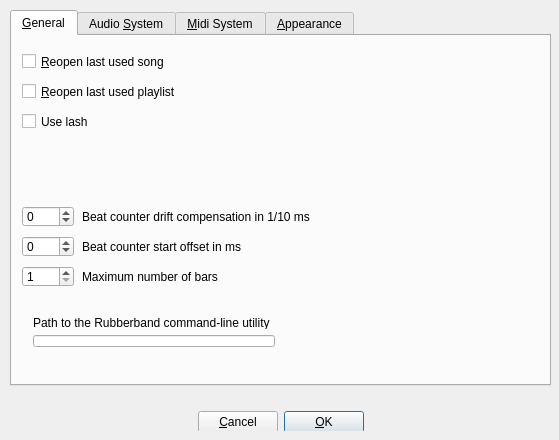
Old version of the form src/gui/src/UI/PreferencesDialog_UI.ui in the repository hydrogen-music/hydrogen.
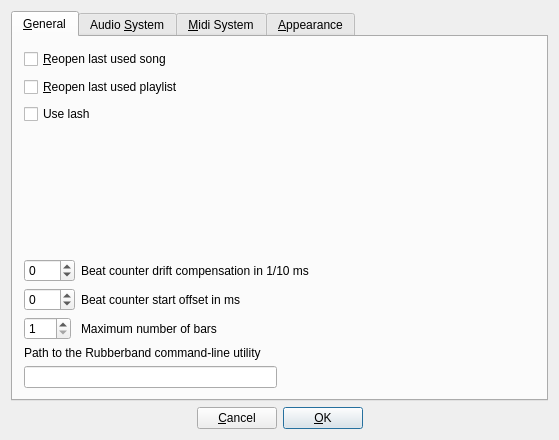
New version of the form. Custom widgets are drawn as their Qt base class.

Commit message: Preferences dialog can now be resized correctly. Added correct layouts and removed size restrictions on widgets.

```diff
--- a/src/gui/src/UI/PreferencesDialog_UI.ui
+++ b/src/gui/src/UI/PreferencesDialog_UI.ui
@@ -13,109 +13,9 @@
   <property name="windowTitle">
    <string>Form1</string>
   </property>
-  <widget class="QWidget" name="Layout33">
-   <property name="geometry">
-    <rect>
-     <x>10</x>
-     <y>400</y>
-     <width>541</width>
-     <height>31</height>
-    </rect>
-   </property>
-   <layout class="QHBoxLayout">
+  <layout class="QVBoxLayout" name="verticalLayout_4">
     <item>
-     <spacer>
-      <property name="orientation">
-       <enum>Qt::Horizontal</enum>
-      </property>
-      <property name="sizeType">
-       <enum>QSizePolicy::Expanding</enum>
-      </property>
-      <property name="sizeHint" stdset="0">
-       <size>
-        <width>184</width>
-        <height>16</height>
-       </size>
-      </property>
-     </spacer>
-    </item>
-    <item>
-     <widget class="QPushButton" name="cancelBtn">
-      <property name="sizePolicy">
-       <sizepolicy hsizetype="Preferred" vsizetype="Preferred">
-        <horstretch>0</horstretch>
-        <verstretch>0</verstretch>
-       </sizepolicy>
-      </property>
-      <property name="minimumSize">
-       <size>
-        <width>0</width>
-        <height>22</height>
-       </size>
-      </property>
-      <property name="text">
-       <string>&amp;Cancel</string>
-      </property>
-      <property name="shortcut">
-       <string>Alt+C</string>
-      </property>
-     </widget>
-    </item>
-    <item>
-     <widget class="QPushButton" name="okBtn">
-      <property name="sizePolicy">
-       <sizepolicy hsizetype="Preferred" vsizetype="Preferred">
-        <horstretch>0</horstretch>
-        <verstretch>0</verstretch>
-       </sizepolicy>
-      </property>
-      <property name="minimumSize">
-       <size>
-        <width>0</width>
-        <height>22</height>
-       </size>
-      </property>
-      <property name="text">
-       <string>&amp;OK</string>
-      </property>
-      <property name="shortcut">
-       <string>Alt+O</string>
-      </property>
-      <property name="default">
-       <bool>true</bool>
-      </property>
-      <property name="flat">
-       <bool>false</bool>
-      </property>
-     </widget>
-    </item>
-    <item>
-     <spacer>
-      <property name="orientation">
-       <enum>Qt::Horizontal</enum>
-      </property>
-      <property name="sizeType">
-       <enum>QSizePolicy::Expanding</enum>
-      </property>
-      <property name="sizeHint" stdset="0">
-       <size>
-        <width>183</width>
-        <height>16</height>
-       </size>
-      </property>
-     </spacer>
-    </item>
-   </layout>
-  </widget>
   <widget class="QTabWidget" name="TabWidget2">
-   <property name="geometry">
-    <rect>
-     <x>10</x>
-     <y>10</y>
-     <width>541</width>
-     <height>376</height>
-    </rect>
-   </property>
    <property name="sizePolicy">
     <sizepolicy hsizetype="Expanding" vsizetype="Expanding">
      <horstretch>0</horstretch>
@@ -135,15 +35,9 @@
     <attribute name="title">
      <string>&amp;General</string>
     </attribute>
+      <layout class="QVBoxLayout" name="verticalLayout_3">
+       <item>
     <widget class="QCheckBox" name="restoreLastUsedSongCheckbox">
-     <property name="geometry">
-      <rect>
-       <x>10</x>
-       <y>10</y>
-       <width>511</width>
-       <height>31</height>
-      </rect>
-     </property>
      <property name="minimumSize">
       <size>
        <width>0</width>
@@ -157,28 +51,47 @@
       <string>Alt+R</string>
      </property>
     </widget>
+       </item>
+       <item>
+        <widget class="QCheckBox" name="restoreLastUsedPlaylistCheckbox">
+         <property name="minimumSize">
+          <size>
+           <width>0</width>
+           <height>22</height>
+          </size>
+         </property>
+         <property name="text">
+          <string>&amp;Reopen last used playlist</string>
+         </property>
+         <property name="shortcut">
+          <string>Alt+R</string>
+         </property>
+        </widget>
+       </item>
+       <item>
     <widget class="QCheckBox" name="useLashCheckbox">
-     <property name="geometry">
-      <rect>
-       <x>10</x>
-       <y>70</y>
-       <width>511</width>
-       <height>31</height>
-      </rect>
-     </property>
      <property name="text">
       <string>Use lash</string>
      </property>
     </widget>
+       </item>
+       <item>
+        <spacer name="verticalSpacer_3">
+         <property name="orientation">
+          <enum>Qt::Vertical</enum>
+         </property>
+         <property name="sizeHint" stdset="0">
+          <size>
+           <width>20</width>
+           <height>114</height>
+          </size>
+         </property>
+        </spacer>
+       </item>
+       <item>
+        <layout class="QFormLayout" name="formLayout">
+         <item row="0" column="0">
     <widget class="QSpinBox" name="sBcountOffset">
-     <property name="geometry">
-      <rect>
-       <x>10</x>
-       <y>170</y>
-       <width>52</width>
-       <height>21</height>
-      </rect>
-     </property>
      <property name="toolTip">
       <string>first step, adjust timing mismatch between controller/keyboard trigger latency and computed bpm</string>
      </property>
@@ -189,28 +102,16 @@
       <number>200</number>
      </property>
     </widget>
+         </item>
+         <item row="0" column="1">
     <widget class="QLabel" name="bClabel_2">
-     <property name="geometry">
-      <rect>
-       <x>70</x>
-       <y>170</y>
-       <width>451</width>
-       <height>21</height>
-      </rect>
-     </property>
      <property name="text">
       <string>Beat counter drift compensation in 1/10 ms   </string>
      </property>
     </widget>
+         </item>
+         <item row="1" column="0">
     <widget class="QSpinBox" name="sBstartOffset">
-     <property name="geometry">
-      <rect>
-       <x>10</x>
-       <y>200</y>
-       <width>52</width>
-       <height>21</height>
-      </rect>
-     </property>
      <property name="toolTip">
       <string>second step, adjust offset between last controller/keybord trigger and the deferred sequencer startup </string>
      </property>
@@ -221,28 +122,37 @@
       <number>500</number>
      </property>
     </widget>
+         </item>
+         <item row="1" column="1">
     <widget class="QLabel" name="label">
-     <property name="geometry">
-      <rect>
-       <x>70</x>
-       <y>200</y>
-       <width>451</width>
-       <height>21</height>
-      </rect>
-     </property>
      <property name="text">
       <string>Beat counter start offset in ms    </string>
      </property>
     </widget>
-    <widget class="QWidget" name="layoutWidget_0">
-     <property name="geometry">
-      <rect>
-       <x>10</x>
-       <y>270</y>
-       <width>511</width>
-       <height>52</height>
-      </rect>
-     </property>
+         </item>
+         <item row="2" column="0">
+          <widget class="QSpinBox" name="sBmaxBars">
+           <property name="toolTip">
+            <string>second step, adjust offset between last controller/keybord trigger and the deferred sequencer startup </string>
+           </property>
+           <property name="minimum">
+            <number>1</number>
+           </property>
+           <property name="maximum">
+            <number>800</number>
+           </property>
+          </widget>
+         </item>
+         <item row="2" column="1">
+          <widget class="QLabel" name="label_3">
+           <property name="text">
+            <string>Maximum number of bars</string>
+           </property>
+          </widget>
+         </item>
+        </layout>
+       </item>
+       <item>
      <layout class="QGridLayout" name="gridLayout">
       <item row="0" column="0" colspan="2">
        <widget class="QLabel" name="pathToRubberbandExLable">
@@ -275,103 +185,15 @@
        </widget>
       </item>
      </layout>
-    </widget>
-    <widget class="QLabel" name="label_3">
-     <property name="geometry">
-      <rect>
-       <x>70</x>
-       <y>230</y>
-       <width>451</width>
-       <height>21</height>
-      </rect>
-     </property>
-     <property name="text">
-      <string>Maximum number of bars</string>
-     </property>
-    </widget>
-    <widget class="QSpinBox" name="sBmaxBars">
-     <property name="geometry">
-      <rect>
-       <x>10</x>
-       <y>230</y>
-       <width>52</width>
-       <height>21</height>
-      </rect>
-     </property>
-     <property name="toolTip">
-      <string>second step, adjust offset between last controller/keybord trigger and the deferred sequencer startup </string>
-     </property>
-     <property name="minimum">
-      <number>1</number>
-     </property>
-     <property name="maximum">
-      <number>800</number>
-     </property>
-    </widget>
-    <widget class="QCheckBox" name="restoreLastUsedPlaylistCheckbox">
-     <property name="geometry">
-      <rect>
-       <x>10</x>
-       <y>40</y>
-       <width>511</width>
-       <height>31</height>
-      </rect>
-     </property>
-     <property name="minimumSize">
-      <size>
-       <width>0</width>
-       <height>22</height>
-      </size>
-     </property>
-     <property name="text">
-      <string>&amp;Reopen last used playlist</string>
-     </property>
-     <property name="shortcut">
-      <string>Alt+R</string>
-     </property>
-    </widget>
+       </item>
+      </layout>
    </widget>
    <widget class="QWidget" name="tab_2">
     <attribute name="title">
      <string>Audio &amp;System</string>
     </attribute>
-    <widget class="QGroupBox" name="groupBox">
-     <property name="geometry">
-      <rect>
-       <x>345</x>
-       <y>10</y>
-       <width>186</width>
-       <height>331</height>
-      </rect>
-     </property>
-     <property name="title">
-      <string>Audio output details</string>
-     </property>
-     <layout class="QVBoxLayout">
+      <layout class="QHBoxLayout" name="horizontalLayout_7">
       <item>
-       <widget class="QLabel" name="driverInfoLbl">
-        <property name="text">
-         <string>###</string>
-        </property>
-        <property name="alignment">
-         <set>Qt::AlignTop</set>
-        </property>
-        <property name="wordWrap">
-         <bool>true</bool>
-        </property>
-       </widget>
-      </item>
-     </layout>
-    </widget>
-    <widget class="QWidget" name="layoutWidget_1">
-     <property name="geometry">
-      <rect>
-       <x>10</x>
-       <y>10</y>
-       <width>333</width>
-       <height>346</height>
-      </rect>
-     </property>
      <layout class="QVBoxLayout" name="verticalLayout">
       <item>
        <layout class="QHBoxLayout" name="horizontalLayout">
@@ -666,31 +488,37 @@
        </spacer>
       </item>
      </layout>
-    </widget>
+       </item>
+       <item>
+        <widget class="QGroupBox" name="groupBox">
+         <property name="title">
+          <string>Audio output details</string>
+         </property>
+         <layout class="QVBoxLayout">
+          <item>
+           <widget class="QLabel" name="driverInfoLbl">
+            <property name="text">
+             <string>###</string>
+            </property>
+            <property name="alignment">
+             <set>Qt::AlignTop</set>
+            </property>
+            <property name="wordWrap">
+             <bool>true</bool>
+            </property>
+           </widget>
+          </item>
+         </layout>
+        </widget>
+       </item>
+      </layout>
    </widget>
    <widget class="QWidget" name="tab_3">
     <attribute name="title">
      <string>&amp;Midi System</string>
     </attribute>
-    <widget class="MidiTable" name="midiTable">
-     <property name="geometry">
-      <rect>
-       <x>10</x>
-       <y>141</y>
-       <width>521</width>
-       <height>201</height>
-      </rect>
-     </property>
-    </widget>
-    <widget class="QWidget" name="layoutWidget_2">
-     <property name="geometry">
-      <rect>
-       <x>10</x>
-       <y>10</y>
-       <width>516</width>
-       <height>135</height>
-      </rect>
-     </property>
+      <layout class="QVBoxLayout" name="verticalLayout_5">
+       <item>
      <layout class="QVBoxLayout" name="verticalLayout_2">
       <item>
        <layout class="QHBoxLayout" name="horizontalLayout_2">
@@ -850,34 +678,18 @@
        </layout>
       </item>
      </layout>
-    </widget>
+       </item>
+       <item>
+        <widget class="MidiTable" name="midiTable"/>
+       </item>
+      </layout>
    </widget>
    <widget class="QWidget" name="tab_4">
     <attribute name="title">
      <string>&amp;Appearance</string>
     </attribute>
-    <widget class="QLabel" name="textLabel3">
-     <property name="geometry">
-      <rect>
-       <x>10</x>
-       <y>300</y>
-       <width>521</width>
-       <height>40</height>
-      </rect>
-     </property>
-     <property name="text">
-      <string>&lt;i&gt;After a font change the application must be restarted.&lt;/i&gt;</string>
-     </property>
-    </widget>
-    <widget class="QWidget" name="layoutWidget_5">
-     <property name="geometry">
-      <rect>
-       <x>10</x>
-       <y>10</y>
-       <width>521</width>
-       <height>64</height>
-      </rect>
-     </property>
+      <layout class="QVBoxLayout" name="verticalLayout_6">
+       <item>
      <layout class="QGridLayout">
       <item row="0" column="0">
        <widget class="QLabel" name="applicationFontLbl">
@@ -922,16 +734,8 @@
        </widget>
       </item>
      </layout>
-    </widget>
-    <widget class="QWidget" name="layoutWidget_6">
-     <property name="geometry">
-      <rect>
-       <x>10</x>
-       <y>90</y>
-       <width>521</width>
-       <height>66</height>
-      </rect>
-     </property>
+       </item>
+       <item>
      <layout class="QGridLayout">
       <item row="0" column="1">
        <widget class="QPushButton" name="selectMixerFontBtn">
@@ -1010,16 +814,8 @@
        </widget>
       </item>
      </layout>
-    </widget>
-    <widget class="QWidget" name="layoutWidget_7">
-     <property name="geometry">
-      <rect>
-       <x>10</x>
-       <y>170</y>
-       <width>521</width>
-       <height>66</height>
-      </rect>
-     </property>
+       </item>
+       <item>
      <layout class="QGridLayout" name="_2">
       <item row="0" column="0">
        <widget class="QLabel" name="mixerFontLbl_2">
@@ -1067,9 +863,121 @@
        </widget>
       </item>
      </layout>
-    </widget>
-   </widget>
-  </widget>
+       </item>
+       <item>
+        <widget class="QLabel" name="textLabel3">
+         <property name="text">
+          <string>&lt;i&gt;After a font change the application must be restarted.&lt;/i&gt;</string>
+         </property>
+         <property name="wordWrap">
+          <bool>true</bool>
+         </property>
+        </widget>
+       </item>
+       <item>
+        <spacer name="verticalSpacer_4">
+         <property name="orientation">
+          <enum>Qt::Vertical</enum>
+         </property>
+         <property name="sizeHint" stdset="0">
+          <size>
+           <width>20</width>
+           <height>169</height>
+          </size>
+         </property>
+        </spacer>
+       </item>
+      </layout>
+     </widget>
+    </widget>
+   </item>
+   <item>
+    <layout class="QHBoxLayout">
+     <item>
+      <spacer>
+       <property name="orientation">
+        <enum>Qt::Horizontal</enum>
+       </property>
+       <property name="sizeType">
+        <enum>QSizePolicy::Expanding</enum>
+       </property>
+       <property name="sizeHint" stdset="0">
+        <size>
+         <width>184</width>
+         <height>16</height>
+        </size>
+       </property>
+      </spacer>
+     </item>
+     <item>
+      <widget class="QPushButton" name="cancelBtn">
+       <property name="sizePolicy">
+        <sizepolicy hsizetype="Preferred" vsizetype="Preferred">
+         <horstretch>0</horstretch>
+         <verstretch>0</verstretch>
+        </sizepolicy>
+       </property>
+       <property name="minimumSize">
+        <size>
+         <width>0</width>
+         <height>22</height>
+        </size>
+       </property>
+       <property name="text">
+        <string>&amp;Cancel</string>
+       </property>
+       <property name="shortcut">
+        <string>Alt+C</string>
+       </property>
+      </widget>
+     </item>
+     <item>
+      <widget class="QPushButton" name="okBtn">
+       <property name="sizePolicy">
+        <sizepolicy hsizetype="Preferred" vsizetype="Preferred">
+         <horstretch>0</horstretch>
+         <verstretch>0</verstretch>
+        </sizepolicy>
+       </property>
+       <property name="minimumSize">
+        <size>
+         <width>0</width>
+         <height>22</height>
+        </size>
+       </property>
+       <property name="text">
+        <string>&amp;OK</string>
+       </property>
+       <property name="shortcut">
+        <string>Alt+O</string>
+       </property>
+       <property name="default">
+        <bool>true</bool>
+       </property>
+       <property name="flat">
+        <bool>false</bool>
+       </property>
+      </widget>
+     </item>
+     <item>
+      <spacer>
+       <property name="orientation">
+        <enum>Qt::Horizontal</enum>
+       </property>
+       <property name="sizeType">
+        <enum>QSizePolicy::Expanding</enum>
+       </property>
+       <property name="sizeHint" stdset="0">
+        <size>
+         <width>183</width>
+         <height>16</height>
+        </size>
+       </property>
+      </spacer>
+     </item>
+    </layout>
+   </item>
+  </layout>
  </widget>
  <layoutdefault spacing="6" margin="11"/>
  <customwidgets>
```
Lines whose indentation alone changed are shown as unchanged. The commit also changes 2 other files.
